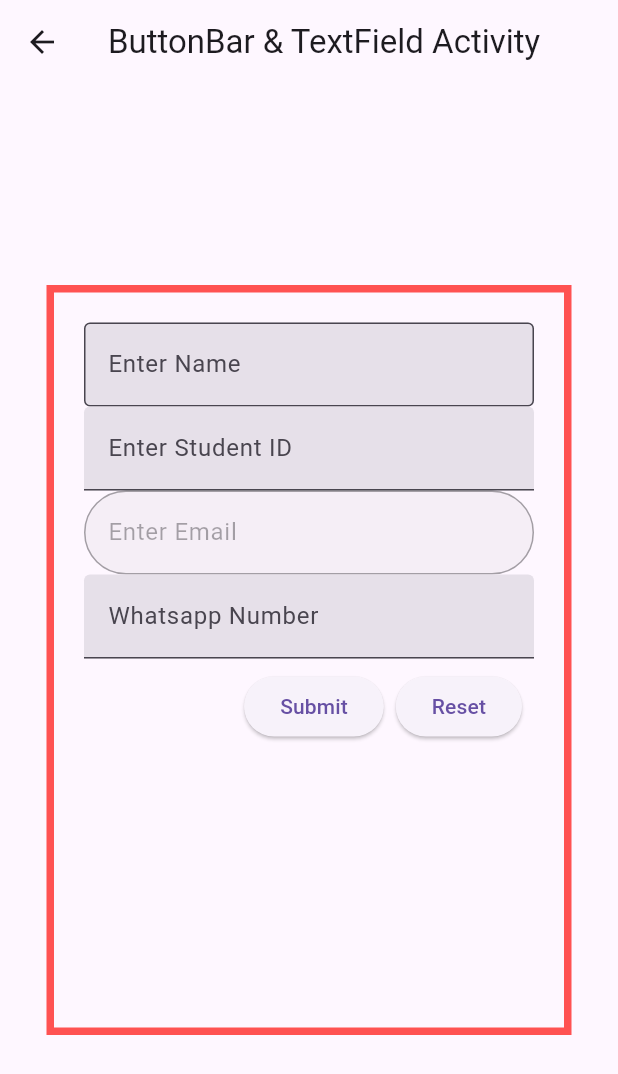
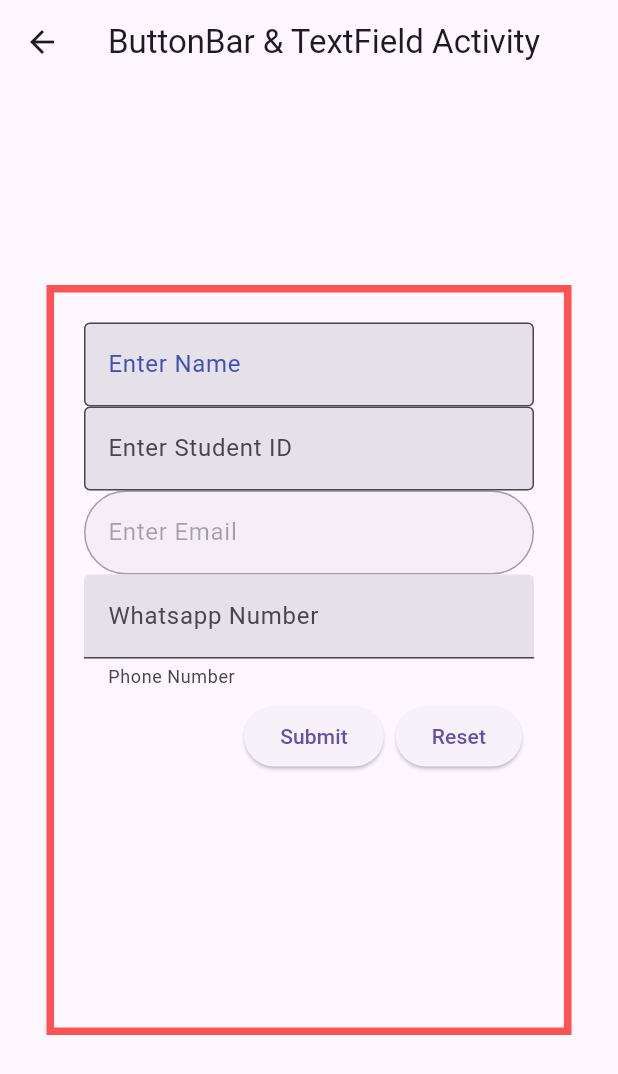
Before and after one commit to ShantoGUB567/Flutter, a Flutter app: the ButtonBarAct screen opened directly, on a phone screen of 412 x 824 dp. Shown: the top 1074 px of the screen. Run offline on Flutter 3.47's test engine with Material 3 defaults, Android fonts, the phone set to English and light mode, and no system bars; our stand-ins replace cached_network_image, google_fonts, image_picker, shimmer, speech_to_text; accounts and stored records are empty.

Commit message:
update textfield widget

```diff
--- a/new_app_6/lib/buttonBar.dart
+++ b/new_app_6/lib/buttonBar.dart
@@ -24,7 +24,8 @@ class ButtonBarAct extends StatelessWidget {
                     borderSide: BorderSide.merge(BorderSide(width: 0.2, ), BorderSide(width: 1)),
                   ),
                   filled: true,
-                  labelText: "Enter Name"
+                  labelText: "Enter Name",
+                  labelStyle: TextStyle(color: Colors.indigo)
                 ),
               ),
               TextField(
@@ -32,6 +33,7 @@ class ButtonBarAct extends StatelessWidget {
                 decoration: InputDecoration(
                   filled: true,
                   labelText: "Enter Student ID",
+                  border: OutlineInputBorder(),
                 ),
               ),
               TextField(
@@ -50,6 +52,8 @@ class ButtonBarAct extends StatelessWidget {
                 decoration: InputDecoration(
                   filled: true,
                   labelText: "Whatsapp Number",
+                  hintText: "01XXXXXXXXX",
+                  helperText: "Phone Number",
                 ),
               ),
               ButtonBar(
```
